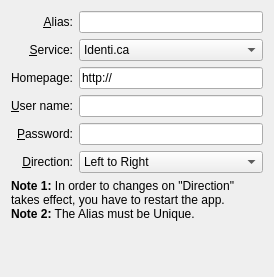
Qt form src/accounts_wizard_base.ui (KDE/choqok) before a commit.
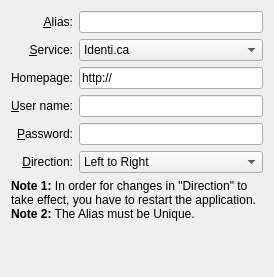
The same form after that commit. Custom widgets are drawn as their Qt base class.

Patch:
```diff
--- a/src/accounts_wizard_base.ui
+++ b/src/accounts_wizard_base.ui
@@ -104,7 +104,7 @@
 &lt;html>&lt;head>&lt;meta name="qrichtext" content="1" />&lt;style type="text/css">
 p, li { white-space: pre-wrap; }
 &lt;/style>&lt;/head>&lt;body style=" font-family:'DejaVu Sans'; font-size:9pt; font-weight:400; font-style:normal;">
-&lt;p style=" margin-top:0px; margin-bottom:0px; margin-left:0px; margin-right:0px; -qt-block-indent:0; text-indent:0px;">&lt;span style=" font-weight:600;">Note 1:&lt;/span> In order to changes on "Direction" takes effect, you have to restart the app.&lt;/p>
+&lt;p style=" margin-top:0px; margin-bottom:0px; margin-left:0px; margin-right:0px; -qt-block-indent:0; text-indent:0px;">&lt;span style=" font-weight:600;">Note 1:&lt;/span> In order for changes in "Direction" to take effect, you have to restart the application.&lt;/p>
 &lt;p style=" margin-top:0px; margin-bottom:0px; margin-left:0px; margin-right:0px; -qt-block-indent:0; text-indent:0px;">&lt;span style=" font-weight:600;">Note 2:&lt;/span> The Alias must be Unique.&lt;/p>&lt;/body>&lt;/html></string>
      </property>
      <property name="alignment" >
```
